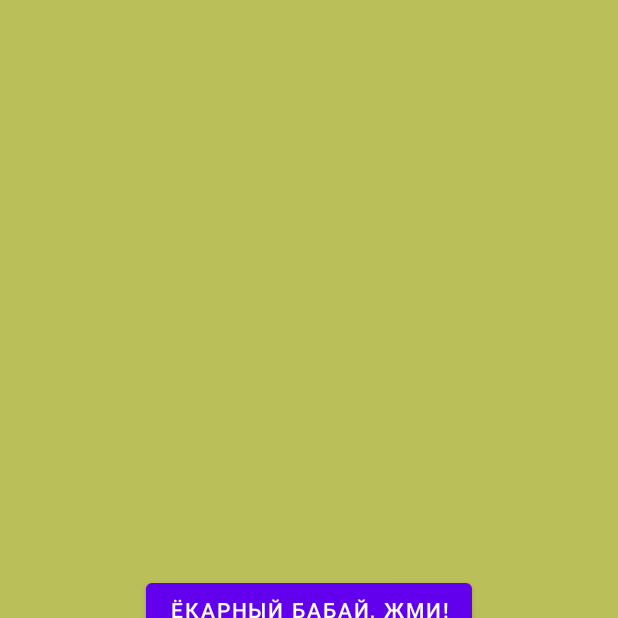
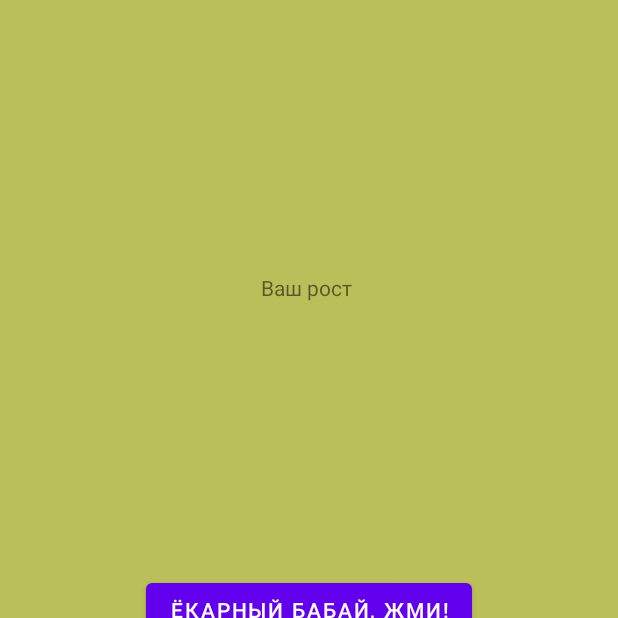
Before and after one commit to IgrayuVminecraftKakBozhenka/megasuperpuperapp, an Android app: the screen it shows after launch (MainActivity), after a tap on "ЁКАРНЫЙ БАБАЙ, ЖМИ!", on a phone screen of 412 x 824 dp, the top half of it. Run offline under Robolectric (Android 15) with nearby library versions, the phone set to English and light mode, and no system bars.

```diff
--- a/app/src/main/AndroidManifest.xml
+++ b/app/src/main/AndroidManifest.xml
@@ -17,7 +17,7 @@
                 <category android:name="android.intent.category.LAUNCHER" />
             </intent-filter>
         </activity>
-        <activity android:name=".HighCalc"
+        <activity android:name=".HighCalcActivity"
             android:screenOrientation="portrait">
             <intent-filter>
 
--- a/app/src/main/java/com/example/megasuperpuperapp/MainActivity.java
+++ b/app/src/main/java/com/example/megasuperpuperapp/MainActivity.java
@@ -3,51 +3,55 @@ package com.example.megasuperpuperapp;
 import androidx.appcompat.app.AppCompatActivity;
 import androidx.constraintlayout.widget.ConstraintLayout;
 
+import android.content.ActivityNotFoundException;
 import android.content.Intent;
 import android.graphics.Color;
 import android.os.Bundle;
 import android.view.View;
 import android.widget.Button;
+import android.widget.TextView;
+import android.widget.Toast;
 
-public class MainActivity extends AppCompatActivity {
-    public static int rndcolor() {
-        int color;
-        color = (int) (Math.random() * 256);
-        return color;
-    }
+public final class MainActivity extends AppCompatActivity {
+
+    public final static String INTENT_KEY_HEIGHT = "intent_key_height";
 
     @Override
     protected void onCreate(Bundle savedInstanceState) {
         super.onCreate(savedInstanceState);
         setContentView(R.layout.activity_main);
-        Button colorButton = (Button) findViewById(R.id.colorButton);
-        Button highCalc = (Button) findViewById(R.id.highCalc);
-        Intent intent = new Intent(MainActivity.this, HighCalc.class);
-        ConstraintLayout backgroundConstraintLayout = (ConstraintLayout) findViewById(R.id.backGround);
-        colorButton.setOnClickListener(new View.OnClickListener() {
-            @Override
-            public void onClick(View v) {
-                try {
 
-                    backgroundConstraintLayout.setBackgroundColor(Color.rgb(rndcolor(), rndcolor(), rndcolor()));
+        final Button colorButton = (Button) findViewById(R.id.colorButton);
+        final Button highCalcButton = (Button) findViewById(R.id.highCalc);
+        final ConstraintLayout backgroundConstraintLayout = (ConstraintLayout) findViewById(R.id.backGround);
+        final TextView yourHigh = (TextView) findViewById(R.id.main_activity_your_high);
 
-                } catch (Exception e) {
-
-                }
-            }
+        colorButton.setOnClickListener(v -> {
+            final int red = (int) (Math.random() * 256);
+            final int green = (int) (Math.random() * 256);
+            final int blue = (int) (Math.random() * 256);
+            final int color = Color.rgb(red, green, blue);
+            backgroundConstraintLayout.setBackgroundColor(color);
         });
 
-
-        highCalc.setOnClickListener(new View.OnClickListener() {
-            @Override
-            public void onClick(View v) {
-                try {
-                    startActivity(intent);
-                    finish();
-                } catch (Exception e) {
-
-                }
+        highCalcButton.setOnClickListener(v -> {
+            try {
+                final Intent intent = new Intent(MainActivity.this, HighCalcActivity.class);
+                startActivityForResult(intent, 1);
+            } catch (ActivityNotFoundException e) {
+                e.printStackTrace();
+                Toast.makeText(getApplicationContext(), e.getMessage(), Toast.LENGTH_SHORT).show();
             }
         });
     }
+    @Override
+    protected void onActivityResult(int requestCode, int resultCode, Intent data) {
+        super.onActivityResult(requestCode, resultCode, data);
+        if (data == null) {return;}
+        String high = data.getStringExtra(INTENT_KEY_HEIGHT);
+        final TextView yourHigh = (TextView) findViewById(R.id.main_activity_your_high);
+        yourHigh.setText("Ваш рост " + high);
+    }
+
+
 }
--- a/app/src/main/res/layout/activity_main.xml
+++ b/app/src/main/res/layout/activity_main.xml
@@ -32,4 +32,20 @@
         app:layout_constraintEnd_toEndOf="parent"
         app:layout_constraintStart_toStartOf="parent"
         app:layout_constraintTop_toBottomOf="@+id/colorButton" />
+
+    <TextView
+        android:id="@+id/main_activity_your_high"
+        android:layout_width="wrap_content"
+        android:layout_height="wrap_content"
+        android:layout_marginStart="32dp"
+        android:layout_marginLeft="32dp"
+        android:layout_marginTop="32dp"
+        android:layout_marginEnd="32dp"
+        android:layout_marginRight="32dp"
+        android:layout_marginBottom="32dp"
+        android:text="Ваш рост "
+        app:layout_constraintBottom_toTopOf="@+id/colorButton"
+        app:layout_constraintEnd_toEndOf="parent"
+        app:layout_constraintStart_toStartOf="parent"
+        app:layout_constraintTop_toTopOf="parent" />
 </androidx.constraintlayout.widget.ConstraintLayout>
```
Also changed, not shown: app/src/main/java/com/example/megasuperpuperapp/HighCalc.java (deleted, +0 -62 lines), app/src/main/java/com/example/megasuperpuperapp/HighCalcActivity.java (added, +99 -0 lines), app/src/main/res/layout/high_calc.xml (+42 -29 lines).
